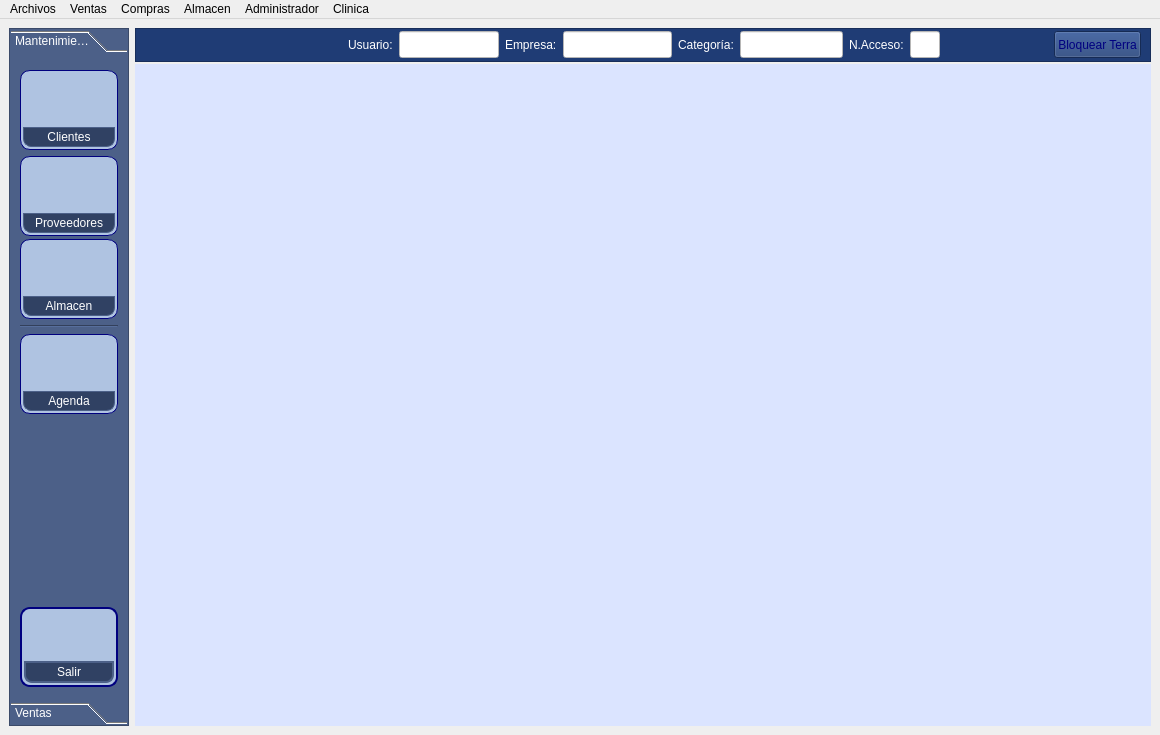
arcnexus/RedFoX, file mainwindow.ui: the form before one commit.
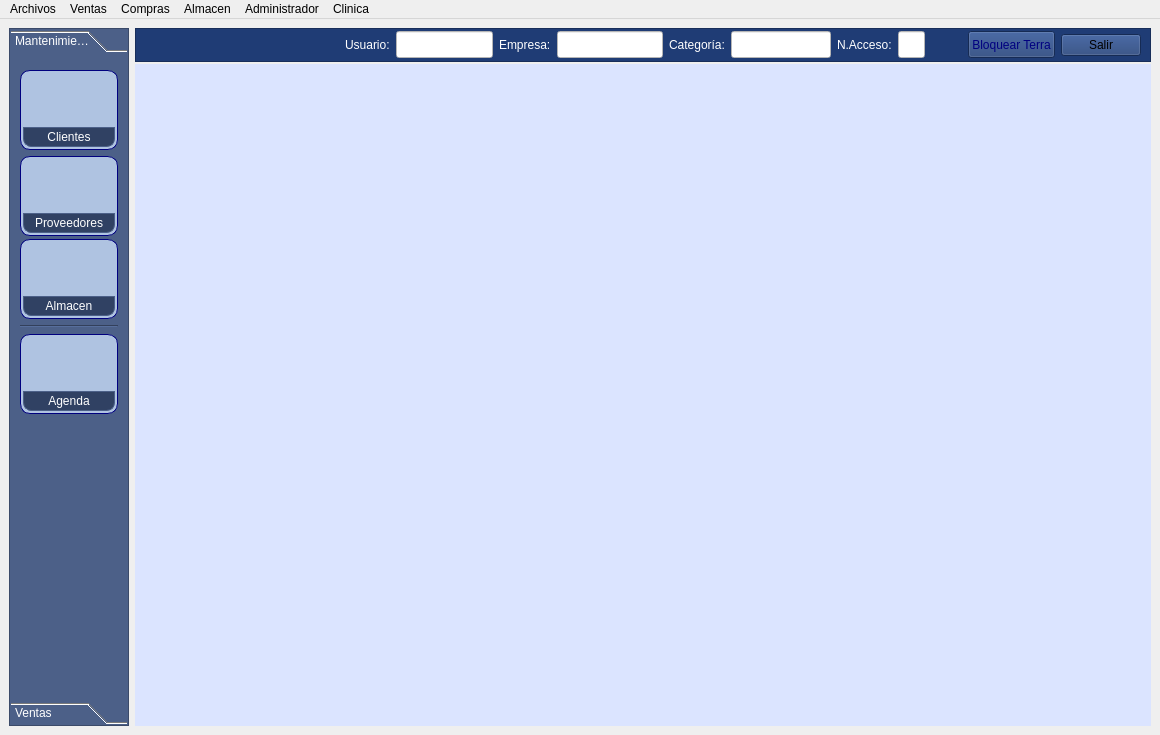
The form after the commit. Icons and pictures are not drawn.

Patch:
```diff
--- a/mainwindow.ui
+++ b/mainwindow.ui
@@ -95,8 +95,8 @@
            <rect>
             <x>0</x>
             <y>0</y>
-            <width>114</width>
-            <height>633</height>
+            <width>116</width>
+            <height>638</height>
            </rect>
           </property>
           <attribute name="label">
@@ -519,105 +519,6 @@
              </property>
             </spacer>
            </item>
-           <item>
-            <widget class="QFrame" name="frame_13">
-             <property name="minimumSize">
-              <size>
-               <width>90</width>
-               <height>80</height>
-              </size>
-             </property>
-             <property name="maximumSize">
-              <size>
-               <width>16777215</width>
-               <height>80</height>
-              </size>
-             </property>
-             <property name="styleSheet">
-              <string notr="true">QFrame {
-border: 2px;
-border-style:solid;
-border-radius: 10px;
-padding: 2px;
-border-color: rgb(0, 0, 127);
-background-color:#AFC3E1;
- }</string>
-             </property>
-             <property name="frameShape">
-              <enum>QFrame::StyledPanel</enum>
-             </property>
-             <property name="frameShadow">
-              <enum>QFrame::Raised</enum>
-             </property>
-             <layout class="QVBoxLayout" name="verticalLayout_14">
-              <property name="spacing">
-               <number>0</number>
-              </property>
-              <property name="sizeConstraint">
-               <enum>QLayout::SetDefaultConstraint</enum>
-              </property>
-              <property name="margin">
-               <number>0</number>
-              </property>
-              <item>
-               <widget class="QPushButton" name="btn_salir_2">
-                <property name="styleSheet">
-                 <string notr="true"/>
-                </property>
-                <property name="text">
-                 <string/>
-                </property>
-                <property name="icon">
-                 <iconset resource="terra.qrc">
-                  <normaloff>:/Icons/PNG/Exit.png</normaloff>:/Icons/PNG/Exit.png</iconset>
-                </property>
-                <property name="iconSize">
-                 <size>
-                  <width>32</width>
-                  <height>32</height>
-                 </size>
-                </property>
-                <property name="flat">
-                 <bool>true</bool>
-                </property>
-               </widget>
-              </item>
-              <item>
-               <spacer name="verticalSpacer_11">
-                <property name="orientation">
-                 <enum>Qt::Vertical</enum>
-                </property>
-                <property name="sizeHint" stdset="0">
-                 <size>
-                  <width>20</width>
-                  <height>40</height>
-                 </size>
-                </property>
-               </spacer>
-              </item>
-              <item>
-               <widget class="QLabel" name="label_16">
-                <property name="styleSheet">
-                 <string notr="true">color: rgb(255, 255, 255);
-background-color: #304163;
-border-color: #4C6088;
-border-top-left-radius:0px;
- border-top-right-radius:0px;
- border-bottom-right-radius:8px;
- border-bottom-left-radius:8px;
-margin: 0px;</string>
-                </property>
-                <property name="text">
-                 <string>Salir</string>
-                </property>
-                <property name="alignment">
-                 <set>Qt::AlignCenter</set>
-                </property>
-               </widget>
-              </item>
-             </layout>
-            </widget>
-           </item>
           </layout>
          </widget>
          <widget class="QWidget" name="page_4">
@@ -1148,105 +1049,6 @@
              </property>
             </spacer>
            </item>
-           <item>
-            <widget class="QFrame" name="frame_12">
-             <property name="minimumSize">
-              <size>
-               <width>90</width>
-               <height>80</height>
-              </size>
-             </property>
-             <property name="maximumSize">
-              <size>
-               <width>16777215</width>
-               <height>80</height>
-              </size>
-             </property>
-             <property name="styleSheet">
-              <string notr="true">QFrame {
-border: 1px;
-border-style:solid;
-border-radius: 10px;
-padding: 2px;
-border-color: rgb(0, 0, 127);
-background-color:#AFC3E1;
- }</string>
-             </property>
-             <property name="frameShape">
-              <enum>QFrame::StyledPanel</enum>
-             </property>
-             <property name="frameShadow">
-              <enum>QFrame::Raised</enum>
-             </property>
-             <layout class="QVBoxLayout" name="verticalLayout_13">
-              <property name="spacing">
-               <number>0</number>
-              </property>
-              <property name="sizeConstraint">
-               <enum>QLayout::SetDefaultConstraint</enum>
-              </property>
-              <property name="margin">
-               <number>0</number>
-              </property>
-              <item>
-               <widget class="QPushButton" name="btn_salir">
-                <property name="styleSheet">
-                 <string notr="true"/>
-                </property>
-                <property name="text">
-                 <string/>
-                </property>
-                <property name="icon">
-                 <iconset resource="terra.qrc">
-                  <normaloff>:/Icons/PNG/Exit.png</normaloff>:/Icons/PNG/Exit.png</iconset>
-                </property>
-                <property name="iconSize">
-                 <size>
-                  <width>32</width>
-                  <height>32</height>
-                 </size>
-                </property>
-                <property name="flat">
-                 <bool>true</bool>
-                </property>
-               </widget>
-              </item>
-              <item>
-               <spacer name="verticalSpacer_10">
-                <property name="orientation">
-                 <enum>Qt::Vertical</enum>
-                </property>
-                <property name="sizeHint" stdset="0">
-                 <size>
-                  <width>20</width>
-                  <height>40</height>
-                 </size>
-                </property>
-               </spacer>
-              </item>
-              <item>
-               <widget class="QLabel" name="label_15">
-                <property name="styleSheet">
-                 <string notr="true">color: rgb(255, 255, 255);
-background-color:#304163;
-border-color: #4C6088;
-border-top-left-radius:0px;
- border-top-right-radius:0px;
- border-bottom-right-radius:8px;
- border-bottom-left-radius:8px;
-margin: 0px;</string>
-                </property>
-                <property name="text">
-                 <string>Salir</string>
-                </property>
-                <property name="alignment">
-                 <set>Qt::AlignCenter</set>
-                </property>
-               </widget>
-              </item>
-             </layout>
-            </widget>
-           </item>
           </layout>
          </widget>
         </widget>
@@ -1931,6 +1733,29 @@
            </property>
           </widget>
          </item>
+         <item>
+          <widget class="QPushButton" name="btn_salir">
+           <property name="styleSheet">
+            <string notr="true"/>
+           </property>
+           <property name="text">
+            <string>Salir</string>
+           </property>
+           <property name="icon">
+            <iconset resource="terra.qrc">
+             <normaloff>:/Icons/PNG/Exit.png</normaloff>:/Icons/PNG/Exit.png</iconset>
+           </property>
+           <property name="iconSize">
+            <size>
+             <width>21</width>
+             <height>21</height>
+            </size>
+           </property>
+           <property name="flat">
+            <bool>false</bool>
+           </property>
+          </widget>
+         </item>
         </layout>
        </widget>
       </item>
```
Left out of the diff: 116 changed lines with no effect on the pictures.
